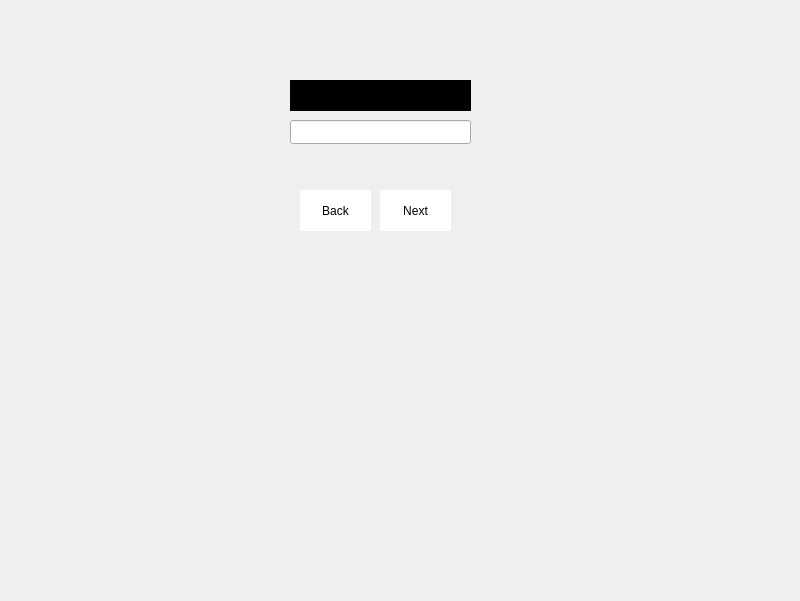
Above: start.ui from Matin0789/Condottiere- before the change. Below: the same form after it.
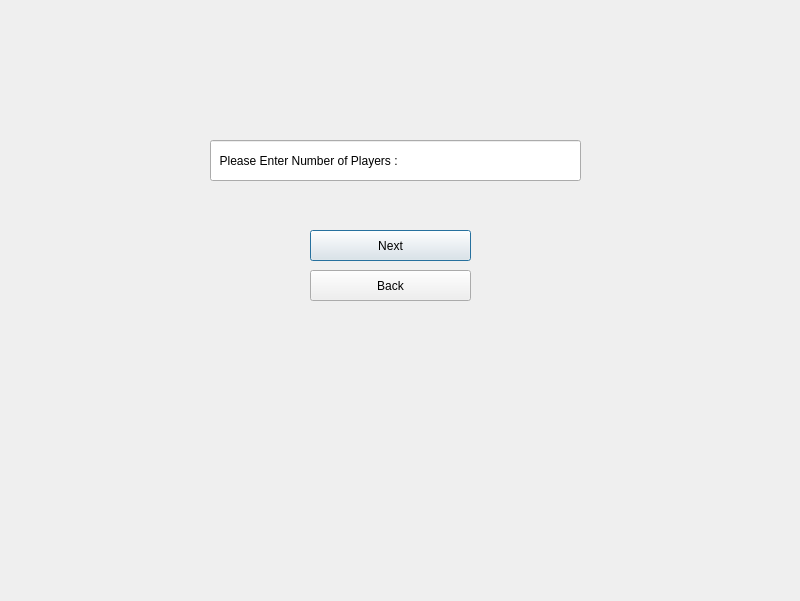
That is the form after the change. Icons and pictures are not drawn.

Diff of the .ui file:
```diff
--- a/start.ui
+++ b/start.ui
@@ -19,33 +19,35 @@
   <widget class="QPushButton" name="pushButton_start">
    <property name="geometry">
     <rect>
-     <x>380</x>
-     <y>190</y>
-     <width>71</width>
-     <height>41</height>
+     <x>310</x>
+     <y>230</y>
+     <width>161</width>
+     <height>31</height>
     </rect>
    </property>
    <property name="styleSheet">
     <string notr="true">
 QPushButton
 {
-	border : none ;
 	color : black ;
-	background-color : white ;
-	font : 700 22pt &quot;8514oem&quot;;
-	border-image: 30px url(:/Description/Graphics/photos/white (1).jpg);
+	background-color : ;
+	font: 700 13pt &quot;B Koodak&quot;;
+	border-image: 30px ;
 }
+
 QPushButton : Hover
 {
-	background-color : black ;
+	background-color : ;
     border-radius : 40px ;
 	border-image: 10px url(:/Description/Graphics/photos/white (1).jpg);
 }
+
 QPushButton : pressed
 {
-	background-color : black ;
+	background-color :black ;
 	color : white ;
-	border-image: 10px url(:/Description/Graphics/photos/white (1).jpg);
+	border-image: url(:/Description/Graphics/photos/blue.jpg);
+
 }</string>
    </property>
    <property name="text">
@@ -55,63 +57,52 @@
   <widget class="QLineEdit" name="lineEdit">
    <property name="geometry">
     <rect>
-     <x>290</x>
-     <y>120</y>
-     <width>181</width>
-     <height>24</height>
-    </rect>
-   </property>
-   <property name="styleSheet">
-    <string notr="true">border-image: url(:/Description/Graphics/photos/white (1).jpg);</string>
-   </property>
-  </widget>
-  <widget class="QLabel" name="label">
-   <property name="geometry">
-    <rect>
-     <x>290</x>
-     <y>80</y>
-     <width>181</width>
-     <height>31</height>
+     <x>210</x>
+     <y>140</y>
+     <width>371</width>
+     <height>41</height>
     </rect>
    </property>
    <property name="styleSheet">
     <string notr="true">border-image: url(:/Description/Graphics/photos/white (1).jpg);
-background-color: rgb(0, 0, 0);</string>
+font: 700 italic 9pt &quot;System&quot;;</string>
    </property>
    <property name="text">
-    <string>  Please Enter Number of Players</string>
+    <string>  Please Enter Number of Players : </string>
    </property>
   </widget>
   <widget class="QPushButton" name="pushButton_start_2">
    <property name="geometry">
     <rect>
-     <x>300</x>
-     <y>190</y>
-     <width>71</width>
-     <height>41</height>
+     <x>310</x>
+     <y>270</y>
+     <width>161</width>
+     <height>31</height>
     </rect>
    </property>
    <property name="styleSheet">
     <string notr="true">
 QPushButton
 {
-	border : none ;
 	color : black ;
-	background-color : white ;
-	font : 700 22pt &quot;8514oem&quot;;
-	border-image: 30px url(:/Description/Graphics/photos/white (1).jpg);
+	background-color : ;
+	font: 700 13pt &quot;B Koodak&quot;;
+	border-image: 30px ;
 }
+
 QPushButton : Hover
 {
-	background-color : black ;
+	background-color : ;
     border-radius : 40px ;
 	border-image: 10px url(:/Description/Graphics/photos/white (1).jpg);
 }
+
 QPushButton : pressed
 {
-	background-color : black ;
+	background-color :black ;
 	color : white ;
-	border-image: 10px url(:/Description/Graphics/photos/white (1).jpg);
+	border-image: url(:/Description/Graphics/photos/blue.jpg);
+
 }</string>
    </property>
    <property name="text">
```
Left out of the diff: 6 changed lines with no effect on the pictures.
